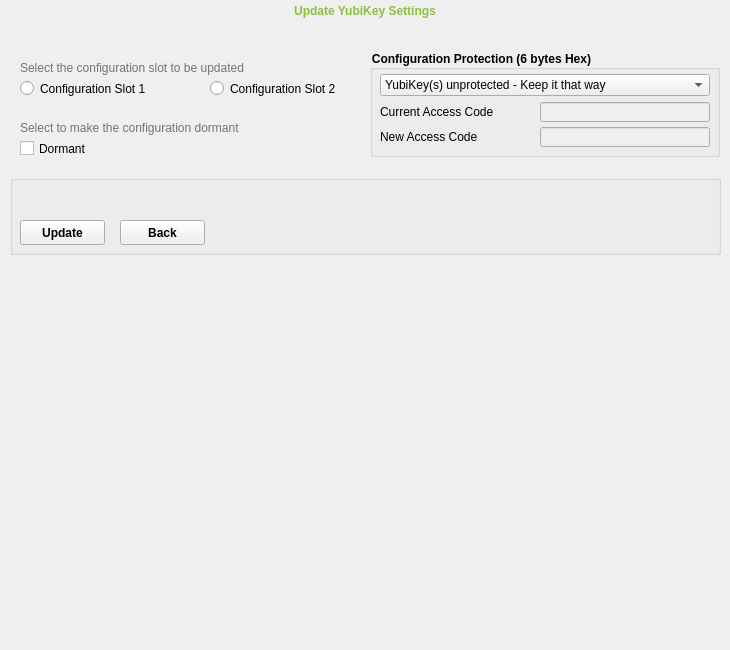
First picture: the form in src/ui/settingpage.ui, repository Yubico/yubikey-personalization-gui, before the edit.
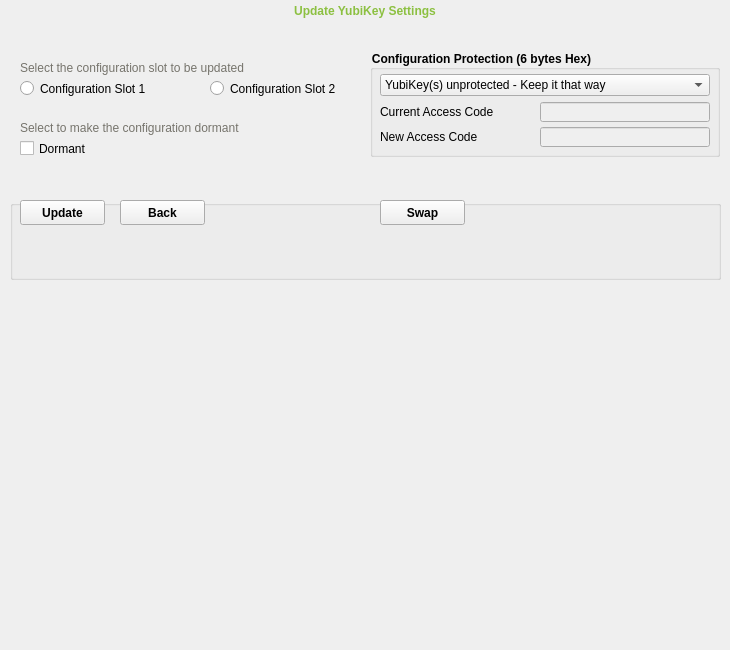
Second picture: the form after the edit. Icons and pictures are not drawn.

Commit message: enable swapping configurations in UI.

The edit to the form file:
```diff
--- a/src/ui/settingpage.ui
+++ b/src/ui/settingpage.ui
@@ -976,7 +976,7 @@
     <property name="geometry">
      <rect>
       <x>10</x>
-      <y>175</y>
+      <y>200</y>
       <width>711</width>
       <height>80</height>
      </rect>
@@ -991,7 +991,7 @@
      <property name="geometry">
       <rect>
        <x>10</x>
-       <y>45</y>
+       <y>0</y>
        <width>85</width>
        <height>25</height>
       </rect>
@@ -1020,7 +1020,7 @@
      <property name="geometry">
       <rect>
        <x>110</x>
-       <y>45</y>
+       <y>0</y>
        <width>85</width>
        <height>25</height>
       </rect>
@@ -1045,6 +1045,75 @@
       <bool>false</bool>
      </property>
     </widget>
+    <widget class="QPushButton" name="swapBtn">
+     <property name="geometry">
+      <rect>
+       <x>370</x>
+       <y>0</y>
+       <width>85</width>
+       <height>25</height>
+      </rect>
+     </property>
+     <property name="styleSheet">
+      <string notr="true">font: 12px;
+font-weight: bold;</string>
+     </property>
+     <property name="text">
+      <string>Swap</string>
+     </property>
+     <property name="autoExclusive">
+      <bool>false</bool>
+     </property>
+     <property name="default">
+      <bool>false</bool>
+     </property>
+     <property name="flat">
+      <bool>false</bool>
+     </property>
+    </widget>
+    <widget class="QPushButton" name="swapHelpBtn">
+     <property name="geometry">
+      <rect>
+       <x>465</x>
+       <y>4</y>
+       <width>16</width>
+       <height>16</height>
+      </rect>
+     </property>
+     <property name="sizePolicy">
+      <sizepolicy hsizetype="Ignored" vsizetype="Ignored">
+       <horstretch>0</horstretch>
+       <verstretch>0</verstretch>
+      </sizepolicy>
+     </property>
+     <property name="cursor">
+      <cursorShape>PointingHandCursor</cursorShape>
+     </property>
+     <property name="contextMenuPolicy">
+      <enum>Qt::DefaultContextMenu</enum>
+     </property>
+     <property name="layoutDirection">
+      <enum>Qt::LeftToRight</enum>
+     </property>
+     <property name="autoFillBackground">
+      <bool>false</bool>
+     </property>
+     <property name="styleSheet">
+      <string notr="true">background-image: url(:/res/images/question.png);
+color: lightgray;
+border-radius: 10px;
+</string>
+     </property>
+     <property name="text">
+      <string/>
+     </property>
+     <property name="autoDefault">
+      <bool>false</bool>
+     </property>
+     <property name="default">
+      <bool>false</bool>
+     </property>
+    </widget>
    </widget>
    <widget class="QWidget" name="slotWidget" native="true">
     <property name="geometry">
```
The commit also changes 5 other files.
